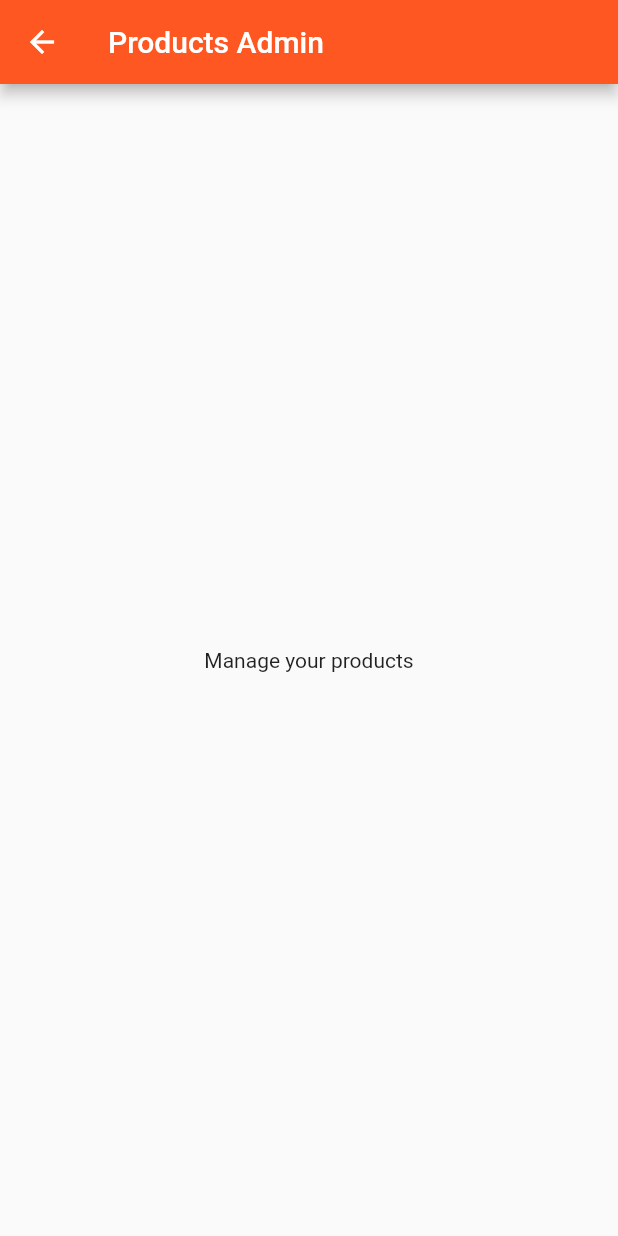
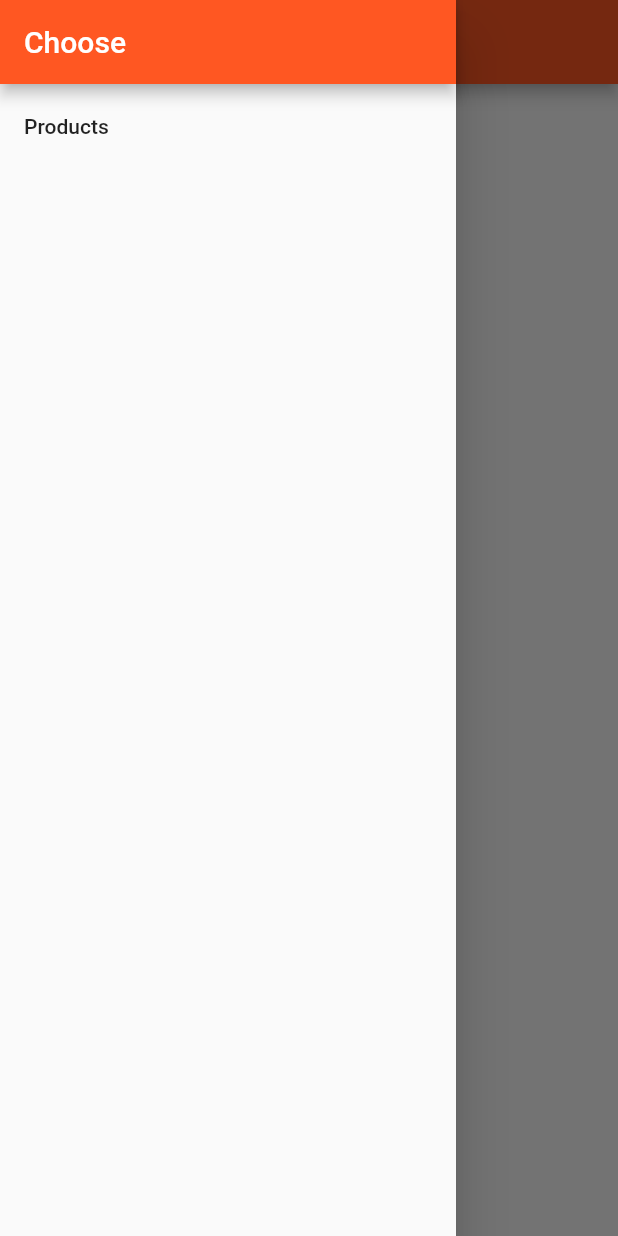
Before and after one commit to diegocuru/flutter-udemy, a Flutter app: the ProductsAdminPage screen opened directly, with the side drawer open (before the commit the screen has no drawer), on a phone screen of 412 x 824 dp. Run offline on Flutter 3.47's test engine with Material 2 defaults, Android fonts, the phone set to English and light mode, and no system bars.

Commit message:
Assignment three

```diff
--- a/lib/pages/products_admin.dart
+++ b/lib/pages/products_admin.dart
@@ -1,14 +1,26 @@
 import 'package:flutter/material.dart';
+
+import './products.dart';
 
 class ProductsAdminPage extends StatelessWidget {
   @override
   Widget build(BuildContext context) {
     return Scaffold(
+      drawer: Drawer(
+          child: Column(children: <Widget>[
+        AppBar(automaticallyImplyLeading: false, title: Text('Choose')),
+        ListTile(
+          title: Text('Products'),
+          onTap: () {
+            Navigator.pushReplacement(context, MaterialPageRoute(builder: (BuildContext context) => ProductsPage()));
+          },
+        )
+      ])),
       appBar: AppBar(
         title: Text('Products Admin'),
       ),
       body: Center(
-        child: Text('Manage your products'),
+        child: Text('Hello'),
       ),
     );
   }
```
